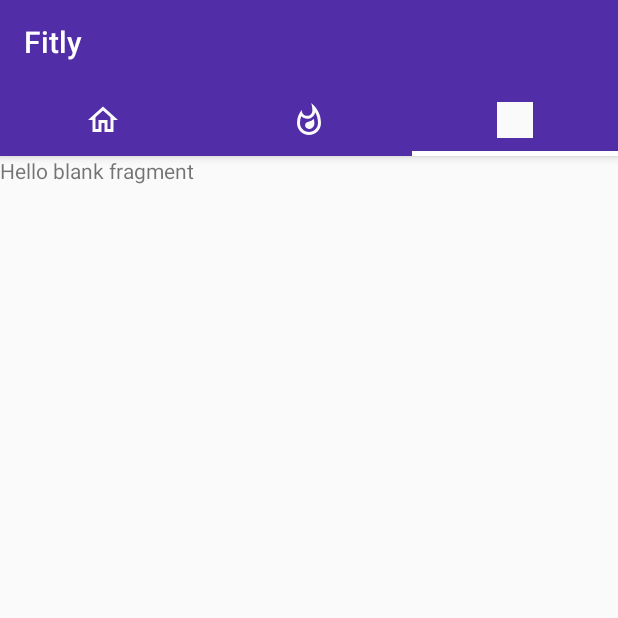
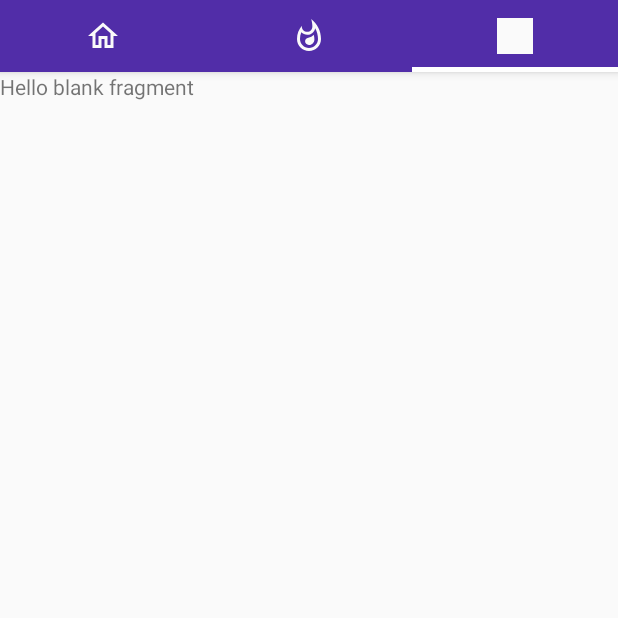
Before and after one commit to goforbg/Fitly, an Android app: the MainActivity screen opened directly, with no data from a screen before it, tab 3 chosen, on a phone screen of 412 x 824 dp, the top half of it. Run offline under Robolectric (Android 15) with nearby library versions, the phone set to English and light mode, and no system bars; our stand-ins replace Volley; 3 statements that could not run were skipped.

Commit message:
toolbar fix

```diff
--- a/app/src/main/java/com/androar/fitly/MainActivity.kt
+++ b/app/src/main/java/com/androar/fitly/MainActivity.kt
@@ -37,6 +37,15 @@ class MainActivity : AppCompatActivity() {
             }
         ).attach()
 
+        viewPager.registerOnPageChangeCallback(object : ViewPager2.OnPageChangeCallback() {
+            override fun onPageSelected(position: Int) {
+                super.onPageSelected(position)
+                if (position == 0 ) { toolbar.visibility = View.VISIBLE}
+                else { appBarLayout.setExpanded(true)
+                    toolbar.visibility = View.GONE}
+            }
+        })
+
 
     }
 
--- a/app/src/main/res/layout/activity_main.xml
+++ b/app/src/main/res/layout/activity_main.xml
@@ -31,8 +31,7 @@ android:layout_height="match_parent">
         app:tabIndicatorColor="@android:color/white"
         app:tabIndicatorHeight="3dp"
         android:background="@color/colorPrimary"
-        android:elevation="10dp"
-        app:layout_behavior="@string/appbar_scrolling_view_behavior"/>
+        android:elevation="10dp"/>
 
 </com.google.android.material.appbar.AppBarLayout>
 
```
